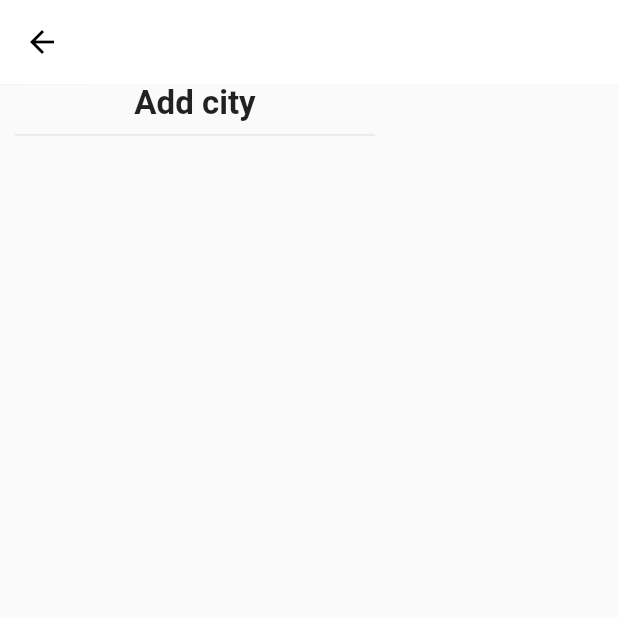
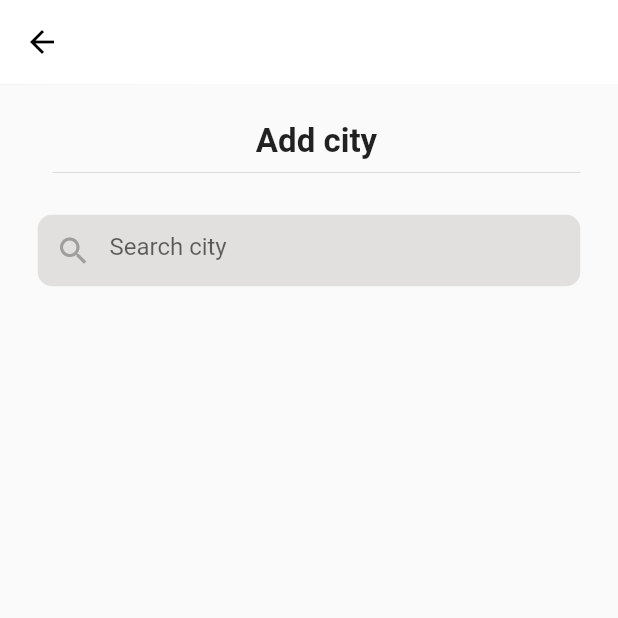
Before and after one commit to Angel-cuba/Flutter_learning, a Flutter app: the AddCityView screen opened directly, on a phone screen of 412 x 824 dp, the top half of it. Run offline on Flutter 3.47's test engine with Material 2 defaults, Android fonts, the phone set to English and light mode, and no system bars.

Commit message:
Add styles to the text field

```diff
--- a/lib/screens/cities/add_city_view.dart
+++ b/lib/screens/cities/add_city_view.dart
@@ -13,12 +13,26 @@ class AddCityView extends StatelessWidget {
         iconTheme: const IconThemeData(color: Colors.black),
         elevation: 0.1,
       ),
-      body: ConstrainedBox(
-        constraints: const BoxConstraints(maxWidth: maxPageWidth),
+      body: Padding(
+        padding: EdgeInsets.all(25),
         child: Column(
+          crossAxisAlignment: CrossAxisAlignment.stretch,
           children: const <Widget>[
             Header(
               title: "Add city",
+            ),
+            SizedBox(height: 20),
+            ClipRRect(
+              borderRadius: BorderRadius.all(Radius.circular(10)),
+              child: TextField(
+                decoration: InputDecoration(
+                    focusedBorder: InputBorder.none,
+                    border: InputBorder.none,
+                    filled: true,
+                    hintText: 'Search city',
+                    fillColor: Color.fromARGB(121, 199, 194, 194),
+                    prefixIcon: Icon(Icons.search, color: Colors.grey)),
+              ),
             ),
           ],
         ),
```
